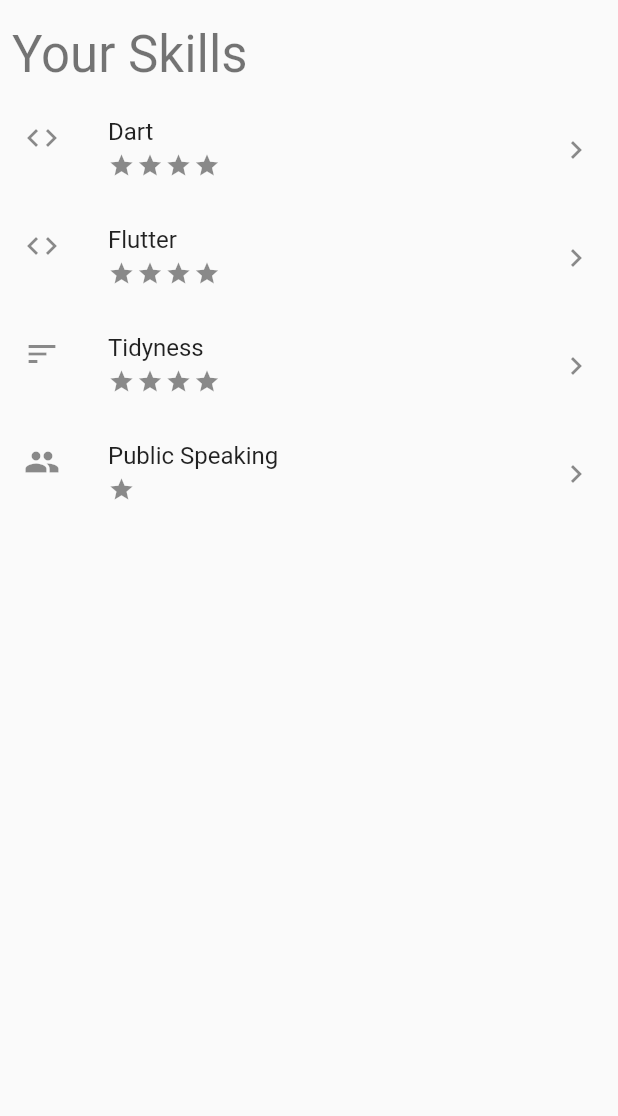
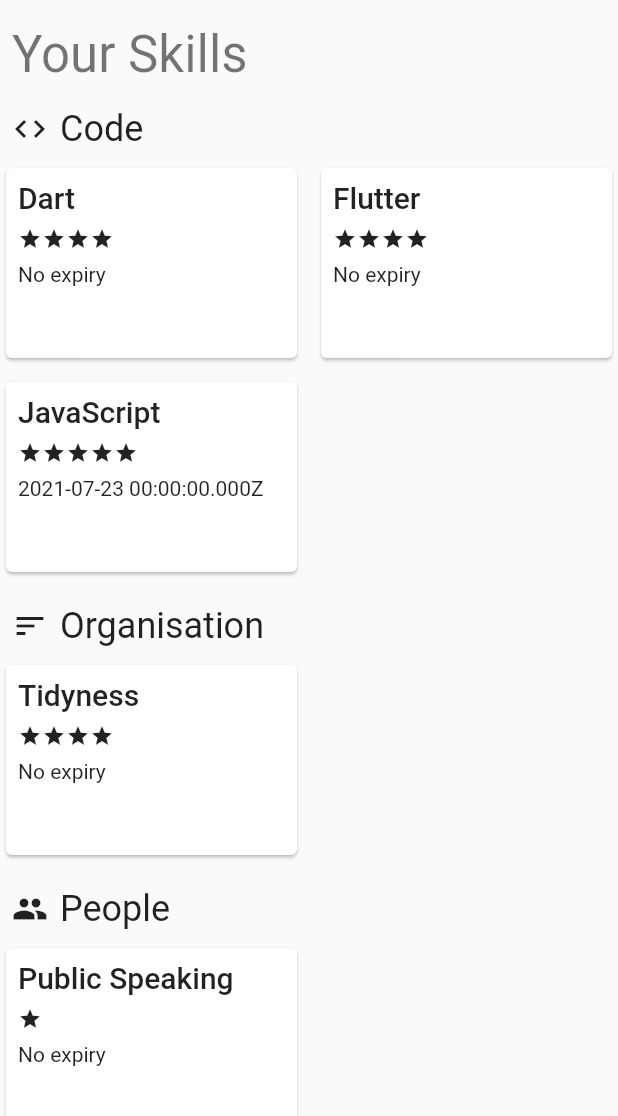
Before and after one commit to domneedham/uni-ssa.client, a Flutter app: the screen it shows after launch, on a phone screen of 412 x 824 dp, the part 120-1236 px from its top. Run offline on Flutter 3.47's test engine with Material 2 defaults, Android fonts, the phone set to English and light mode, and no system bars; our stand-ins replace get.

Commit message:
redesign of staff home screen to make use of a grid

```diff
--- a/lib/app/controllers/home_staff_controller.dart
+++ b/lib/app/controllers/home_staff_controller.dart
@@ -1,4 +1,5 @@
 import 'package:get/get.dart';
+import 'package:ssa_app/app/data/models/skill/category.dart';
 import 'package:ssa_app/app/data/models/staff.dart';
 import 'package:ssa_app/app/data/models/skill/staff_skill.dart';
 import 'package:ssa_app/app/data/repository/skill_repository.dart';
@@ -10,7 +11,8 @@
 
   Staff get user => userRepo.staff;
 
-  List<StaffSkill> get skills {
+  Map<Category, List<StaffSkill>> get skills {
+    // get a list of all of the users skills
     List<StaffSkill> tempList = [];
     user.skills.forEach((element) {
       final skill = skillRepo.getStaffSkillById(element);
@@ -18,11 +20,29 @@
         tempList.add(skill);
       }
     });
-    if (tempList.isNotEmpty) {
-      // sort alphabetically
-      tempList.sort((a, b) => a.category.name[0].compareTo(b.category.name[0]));
-    }
 
-    return tempList;
+    // get unique categories from skills
+    List<Category> cats = [];
+    tempList.forEach((element) {
+      final index = cats.indexWhere((cat) => cat.name == element.category.name);
+      if (index == -1) {
+        cats.add(element.category);
+      }
+    });
+
+    // sort alphabetically on the categories
+    cats.sort((a, b) => a.name[0].compareTo(b.name[0]));
+
+    // for each category, get the skills and insert into the map
+    Map<Category, List<StaffSkill>> list = {};
+    cats.forEach((cat) {
+      final items = tempList
+          .where((element) => element.category.name == cat.name)
+          .toList();
+      Map<Category, List<StaffSkill>> item = {cat: items};
+      list.addAll(item);
+    });
+
+    return list;
   }
 }
--- a/lib/app/data/models/skill/staff_skill.dart
+++ b/lib/app/data/models/skill/staff_skill.dart
@@ -4,10 +4,12 @@
 class StaffSkill extends Skill {
   final double rating;
   final DateTime lastUpdated;
+  final DateTime? expires;
 
   StaffSkill({
     required this.rating,
     required this.lastUpdated,
+    this.expires,
     required int id,
     required String name,
     required Category category,
--- a/lib/app/data/repository/skill_repository.dart
+++ b/lib/app/data/repository/skill_repository.dart
@@ -35,7 +35,17 @@
     category: Category(id: 2, name: "Organisation", icon: Icons.sort),
   );
 
-  List<StaffSkill> get _skills => [skillOne, skillTwo, skillThree, skillFour];
+  final skillFive = StaffSkill(
+    rating: 5,
+    lastUpdated: DateTime.now(),
+    id: 5,
+    name: "JavaScript",
+    category: Category(id: 1, name: "Code", icon: Icons.code),
+    expires: DateTime.utc(2021, 7, 23),
+  );
+
+  List<StaffSkill> get _skills =>
+      [skillOne, skillTwo, skillThree, skillFour, skillFive];
 
   StaffSkill? getStaffSkillById(int id) {
     try {
--- a/lib/app/data/repository/user_repository.dart
+++ b/lib/app/data/repository/user_repository.dart
@@ -5,5 +5,6 @@
 class UserRepository {
   final User user = User(id: 1, name: "Dom Needham", userRole: UserRole.STAFF);
 
-  final Staff staff = Staff(id: 1, name: "Dom Needham", skills: [1, 2, 3, 4]);
+  final Staff staff =
+      Staff(id: 1, name: "Dom Needham", skills: [1, 2, 3, 4, 5]);
 }
--- a/lib/app/ui/pages/home_page/staff/staff_home.dart
+++ b/lib/app/ui/pages/home_page/staff/staff_home.dart
@@ -2,9 +2,8 @@
 import 'package:get/get.dart';
 import 'package:get/get_state_manager/get_state_manager.dart';
 import 'package:ssa_app/app/controllers/home_staff_controller.dart';
+import 'package:ssa_app/app/ui/pages/home_page/staff/staff_skill_card.dart';
 import 'package:ssa_app/app/ui/pages/home_page/user_debug.dart';
-
-import 'skill_list_tile.dart';
 
 class StaffHomePage extends GetWidget<HomeStaffController> {
   @override
@@ -13,8 +12,7 @@
       appBar: AppBar(
         title: Text('Home'),
       ),
-      body: Column(
-        crossAxisAlignment: CrossAxisAlignment.start,
+      body: ListView(
         children: [
           UserDebug(user: controller.user),
           Padding(
@@ -31,10 +29,47 @@
                 )
               : ListView.builder(
                   shrinkWrap: true,
+                  physics: NeverScrollableScrollPhysics(),
                   itemCount: controller.skills.length,
-                  itemBuilder: (ctx, pos) {
-                    final skill = controller.skills[pos];
-                    return SkillListTile(skill: skill);
+                  itemBuilder: (c, p) {
+                    final entry = controller.skills.entries.elementAt(p);
+                    return Column(
+                      crossAxisAlignment: CrossAxisAlignment.start,
+                      children: [
+                        Padding(
+                          padding: const EdgeInsets.all(8.0),
+                          child: Row(
+                            children: [
+                              Icon(entry.key.icon),
+                              SizedBox(width: 8),
+                              Text(
+                                entry.key.name,
+                                style: Get.textTheme.headline5,
+                              ),
+                            ],
+                          ),
+                        ),
+                        GridView.builder(
+                          gridDelegate:
+                              SliverGridDelegateWithMaxCrossAxisExtent(
+                            maxCrossAxisExtent: 200,
+                            childAspectRatio: 3 / 2,
+                            crossAxisSpacing: 8,
+                            mainAxisSpacing: 8,
+                          ),
+                          physics: NeverScrollableScrollPhysics(),
+                          shrinkWrap: true,
+                          itemCount: entry.value.length,
+                          itemBuilder: (ctx, pos) {
+                            final skill = entry.value[pos];
+                            return StaffSkillCard(skill: skill);
+                          },
+                        ),
+                        SizedBox(
+                          height: 10,
+                        ),
+                      ],
+                    );
                   },
                 ),
         ],
--- /dev/null
+++ b/lib/app/ui/pages/home_page/staff/staff_skill_card.dart
@@ -0,0 +1,40 @@
+import 'package:flutter/material.dart';
+import 'package:get/get.dart';
+import 'package:ssa_app/app/data/models/skill/staff_skill.dart';
+
+class StaffSkillCard extends StatelessWidget {
+  const StaffSkillCard({
+    Key? key,
+    required this.skill,
+  }) : super(key: key);
+
+  final StaffSkill skill;
+
+  @override
+  Widget build(BuildContext context) {
+    return Card(
+      child: Padding(
+        padding: const EdgeInsets.all(8.0),
+        child: Wrap(
+          direction: Axis.vertical,
+          spacing: 8,
+          children: [
+            Text(
+              skill.name,
+              style: Get.textTheme.headline6,
+            ),
+            Wrap(
+              children: List.generate(
+                skill.rating.toInt(),
+                (index) => Icon(Icons.star, size: 16),
+              ),
+            ),
+            Text(
+              skill.expires?.toString() ?? "No expiry",
+            ),
+          ],
+        ),
+      ),
+    );
+  }
+}
```
Also changed, not shown: 3 other files.
